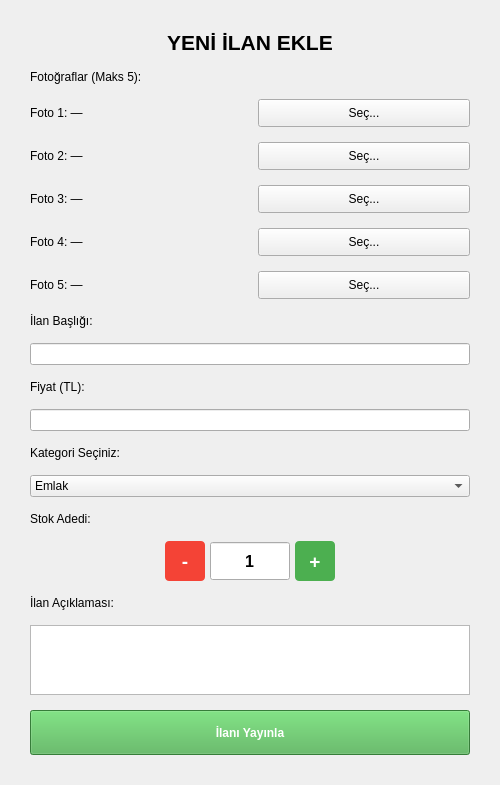
Before: the Qt Designer form ilanekle.ui in Online-Alim-Satim-Platformu/Online-Alim-Satim-Platformu, drawn with Qt 5.
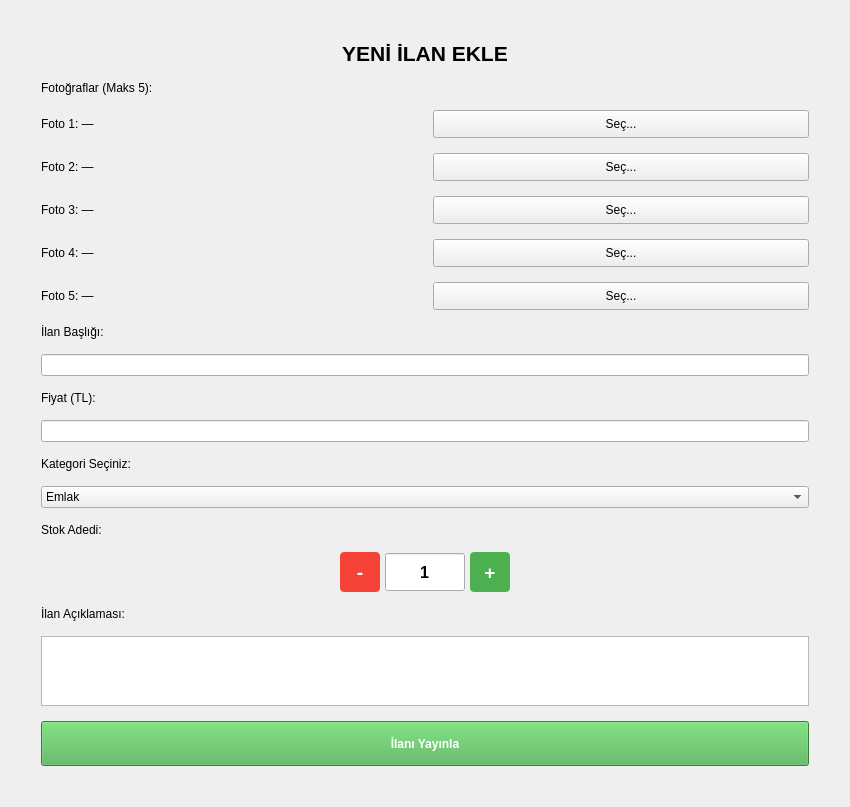
After: the same form once the commit is applied.

Patch:
```diff
--- a/ilanekle.ui
+++ b/ilanekle.ui
@@ -6,14 +6,16 @@
    <rect>
     <x>0</x>
     <y>0</y>
-    <width>500</width>
+    <width>850</width>
     <height>720</height>
    </rect>
   </property>
   <property name="windowTitle">
    <string>Yeni İlan Ekle</string>
   </property>
-  <layout class="QVBoxLayout" name="verticalLayout">
+  <layout class="QHBoxLayout" name="horizontalLayout_Main">
+   <item>
+    <layout class="QVBoxLayout" name="verticalLayout">
    <property name="spacing">
     <number>15</number>
    </property>
@@ -291,6 +293,12 @@
       <string>İlanı Yayınla</string>
      </property>
     </widget>
+   </item>
+    </layout>
+   </item>
+   <item>
+    <layout class="QVBoxLayout" name="layoutOzellikler">
+    </layout>
    </item>
   </layout>
  </widget>
```
